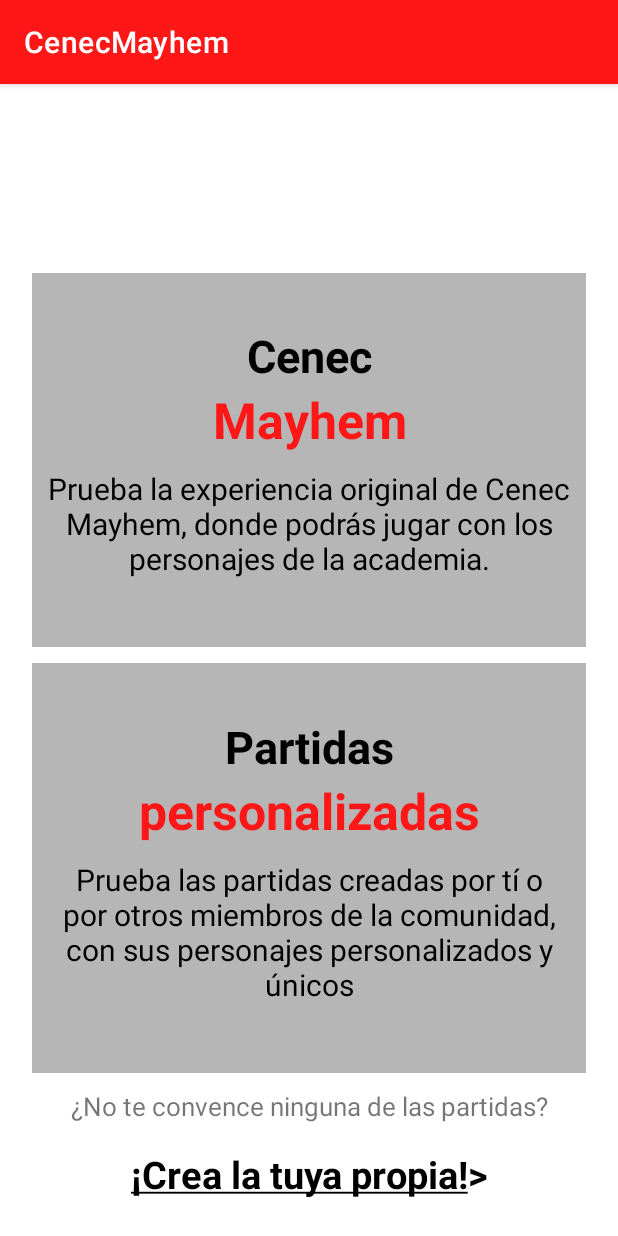
After one commit to Pernas94/CenecMayhem, an Android app: the SeleccionJuego screen opened directly, with no data from a screen before it, on a phone screen of 412 x 824 dp. The commit adds this screen. Run offline under Robolectric (Android 15) with nearby library versions, the phone set to English and light mode, and no system bars.

Commit message:
pantalla seleccion de juego

```diff
--- a/app/src/main/AndroidManifest.xml
+++ b/app/src/main/AndroidManifest.xml
@@ -12,6 +12,9 @@
         android:screenOrientation="sensorLandscape"
         android:supportsRtl="true"
         android:theme="@style/Theme.CenecMayhem">
+        <activity
+            android:name=".SeleccionJuego"
+            android:exported="false" />
         <activity
             android:name=".Login"
             android:exported="false" />
--- a/app/src/main/java/com/example/cenecmayhem/Login.kt
+++ b/app/src/main/java/com/example/cenecmayhem/Login.kt
@@ -40,10 +40,15 @@ class Login : AppCompatActivity() {
                                 val user = auth.getCurrentUser()
                                 Toast.makeText(this,user?.email+" : "+user?.uid,Toast.LENGTH_LONG).show()
                             } else {
-                                Toast.makeText(this,"Error Iniciando sesión",Toast.LENGTH_LONG).show()
+                                Toast.makeText(this,R.string.usuarioOContraselaIncorrecto,Toast.LENGTH_LONG).show()
                             }
                         })
+
             }
+        }
+
+        btnOlvidadoContrasela.setOnClickListener {
+            Toast.makeText(this, "POR PROGRAMAR", Toast.LENGTH_SHORT).show()
         }
     }
 }
--- /dev/null
+++ b/app/src/main/java/com/example/cenecmayhem/SeleccionJuego.kt
@@ -0,0 +1,11 @@
+package com.example.cenecmayhem
+
+import androidx.appcompat.app.AppCompatActivity
+import android.os.Bundle
+
+class SeleccionJuego : AppCompatActivity() {
+    override fun onCreate(savedInstanceState: Bundle?) {
+        super.onCreate(savedInstanceState)
+        setContentView(R.layout.activity_seleccion_juego)
+    }
+}
--- a/app/src/main/res/layout/activity_main.xml
+++ b/app/src/main/res/layout/activity_main.xml
@@ -25,4 +25,5 @@
         app:layout_constraintBottom_toTopOf="@+id/button2"
         app:layout_constraintEnd_toEndOf="parent"
         app:layout_constraintStart_toStartOf="parent" />
+
 </androidx.constraintlayout.widget.ConstraintLayout>
--- /dev/null
+++ b/app/src/main/res/layout/activity_seleccion_juego.xml
@@ -0,0 +1,141 @@
+<?xml version="1.0" encoding="utf-8"?>
+<androidx.constraintlayout.widget.ConstraintLayout xmlns:android="http://schemas.android.com/apk/res/android"
+    xmlns:app="http://schemas.android.com/apk/res-auto"
+    xmlns:tools="http://schemas.android.com/tools"
+    android:layout_width="match_parent"
+    android:layout_height="match_parent"
+    tools:context=".SeleccionJuego">
+
+    <ImageView
+        android:id="@+id/imageView"
+        android:layout_width="wrap_content"
+        android:layout_height="100dp"
+        android:layout_marginTop="16dp"
+        app:layout_constraintEnd_toEndOf="parent"
+        app:layout_constraintHorizontal_bias="0.0"
+        app:layout_constraintStart_toStartOf="parent"
+        app:layout_constraintTop_toTopOf="parent"
+        tools:srcCompat="@tools:sample/backgrounds/scenic" />
+
+    <LinearLayout
+        android:id="@+id/linearLayout"
+        android:layout_width="409dp"
+        android:layout_height="0dp"
+        android:orientation="vertical"
+        android:paddingHorizontal="20dp"
+        android:paddingVertical="10dp"
+        app:layout_constraintBottom_toTopOf="@+id/textView9"
+        app:layout_constraintEnd_toEndOf="parent"
+        app:layout_constraintStart_toStartOf="parent"
+        app:layout_constraintTop_toBottomOf="@+id/imageView">
+
+        <LinearLayout
+            android:id="@+id/btnCenec"
+            android:layout_width="match_parent"
+            android:layout_height="wrap_content"
+            android:layout_marginBottom="5dp"
+            android:layout_weight="1"
+            android:background="@color/lightGreyCM"
+            android:gravity="center"
+            android:orientation="vertical">
+
+            <TextView
+                android:id="@+id/textView12"
+                android:layout_width="match_parent"
+                android:layout_height="wrap_content"
+                android:text="Cenec"
+                android:textAlignment="center"
+                android:textColor="@color/blackCM"
+                android:textSize="30sp"
+                android:textStyle="bold" />
+
+            <TextView
+                android:id="@+id/textView11"
+                android:layout_width="match_parent"
+                android:layout_height="wrap_content"
+                android:text="Mayhem"
+                android:textAlignment="center"
+                android:textColor="@color/redCM"
+                android:textSize="33sp"
+                android:textStyle="bold" />
+
+            <TextView
+                android:id="@+id/textView13"
+                android:layout_width="match_parent"
+                android:layout_height="wrap_content"
+                android:paddingHorizontal="10dp"
+                android:paddingVertical="10dp"
+                android:text="Prueba la experiencia original de Cenec Mayhem, donde podrás jugar con los personajes de la academia."
+                android:textAlignment="center"
+                android:textSize="20sp"
+                android:textColor="@color/blackCM"/>
+        </LinearLayout>
+
+        <LinearLayout
+            android:id="@+id/btnPersonalizadas"
+            android:layout_width="match_parent"
+            android:layout_height="wrap_content"
+            android:layout_weight="1"
+            android:gravity="center"
+            android:layout_marginTop="5dp"
+            android:background="@color/lightGreyCM"
+            android:orientation="vertical">
+
+            <TextView
+                android:id="@+id/textView14"
+                android:layout_width="match_parent"
+                android:layout_height="wrap_content"
+                android:text="Partidas"
+                android:textAlignment="center"
+                android:textColor="@color/blackCM"
+                android:textSize="30sp"
+                android:textStyle="bold" />
+
+            <TextView
+                android:id="@+id/textView15"
+                android:layout_width="match_parent"
+                android:layout_height="wrap_content"
+                android:text="personalizadas"
+                android:textAlignment="center"
+                android:textColor="@color/redCM"
+                android:textSize="33sp"
+                android:textStyle="bold" />
+
+            <TextView
+                android:id="@+id/textView16"
+                android:layout_width="match_parent"
+                android:layout_height="wrap_content"
+                android:paddingHorizontal="10dp"
+                android:paddingVertical="10dp"
+                android:text="Prueba las partidas creadas por tí o por otros miembros de la comunidad, con sus personajes personalizados y únicos"
+                android:textAlignment="center"
+                android:textSize="20sp"
+                android:textColor="@color/blackCM"/>
+        </LinearLayout>
+    </LinearLayout>
+
+    <TextView
+        android:id="@+id/textView9"
+        android:layout_width="wrap_content"
+        android:layout_height="wrap_content"
+        android:layout_marginBottom="16dp"
+        android:text="@string/noTeConvence"
+        android:textSize="17sp"
+        app:layout_constraintBottom_toTopOf="@+id/btnCrearPartida"
+        app:layout_constraintEnd_toEndOf="@+id/btnCrearPartida"
+        app:layout_constraintStart_toStartOf="@+id/btnCrearPartida" />
+
+    <TextView
+        android:id="@+id/btnCrearPartida"
+        android:layout_width="wrap_content"
+        android:layout_height="wrap_content"
+        android:layout_marginBottom="24dp"
+        android:text="@string/creaLaTuyaPropia"
+        android:textColor="@color/blackCM"
+        android:textSize="25sp"
+        android:textStyle="bold"
+        app:layout_constraintBottom_toBottomOf="parent"
+        app:layout_constraintEnd_toEndOf="parent"
+        app:layout_constraintStart_toStartOf="parent" />
+
+</androidx.constraintlayout.widget.ConstraintLayout>
--- a/app/src/main/res/values/colors.xml
+++ b/app/src/main/res/values/colors.xml
@@ -5,6 +5,7 @@
     <color name="redCM">#FF1616</color>
     <color name="lightRedCM">#FD857A</color>
     <color name="greyCM">#7C7C7C</color>
+    <color name="lightGreyCM">#B6B6B6</color>
     <color name="yellowCM">#FFBA08</color>
     <color name="lightYellowCM">#FBDA84</color>
     <color name="pearlCM">#EEE5E9</color>
--- a/app/src/main/res/values/strings.xml
+++ b/app/src/main/res/values/strings.xml
@@ -5,5 +5,8 @@
     <string name="registroNoCompletado">No se ha podido completar el registro</string>
     <string name="registroCompletado">Registro completado con éxito</string>
     <string name="heOlvidadoLaContraseña">He olvidado la contraseña</string>
+    <string name="usuarioOContraselaIncorrecto">Usuario o contraseña incorrectos</string>
+    <string name="noTeConvence">¿No te convence ninguna de las partidas?</string>
+    <string name="creaLaTuyaPropia"><u>¡Crea la tuya propia!</u>></string>
 
 </resources>
```
